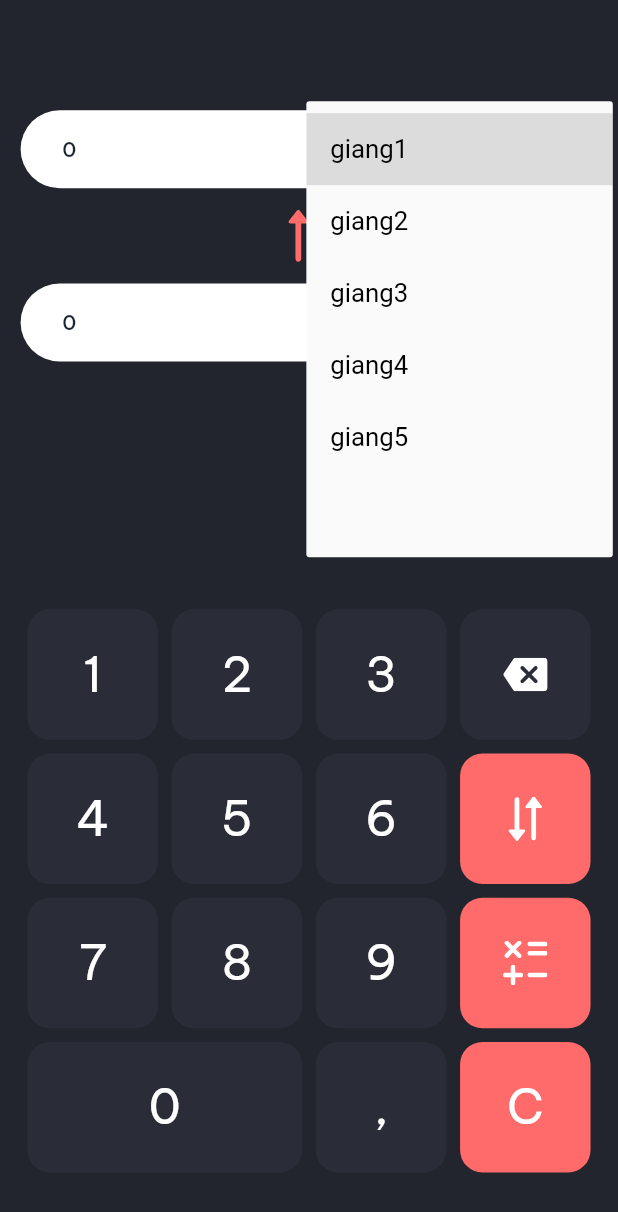
After one commit to maiducgiang/app_caculator, a Flutter app: the ChangeMoneyScreen screen opened directly, after a tap on "giang1", on a phone screen of 412 x 824 dp. The commit adds this screen. Shown: the top 1212 px of the screen. Run offline on Flutter 3.47's test engine with Material 2 defaults, Android fonts, the phone set to English and light mode, and no system bars; our stand-ins replace auto_route, bloc, bot_toast, dio, easy_localization, firebase_auth and 20 more; missing offline and left inert: gsheets, sp_util; accounts and stored records are empty; network calls fail; project files that could hold a hidden picture were left out; key blocks and very long unbroken strings in the code were emptied for the run.

Commit message:
api get list money

```diff
--- /dev/null
+++ b/lib/data/model/data_money/money_model.dart
@@ -0,0 +1,14 @@
+import 'package:json_annotation/json_annotation.dart';
+
+part 'money_model.g.dart';
+
+@JsonSerializable()
+class MoneyModel {
+  final Map<String, String> availableCurrencies;
+  MoneyModel({required this.availableCurrencies});
+
+  factory MoneyModel.fromJson(Map<String, dynamic> json) =>
+      _$MoneyModelFromJson(json);
+
+  Map<String, dynamic> toJson() => _$MoneyModelToJson(this);
+}
--- a/lib/icons/assets.gen.dart
+++ b/lib/icons/assets.gen.dart
@@ -126,6 +126,15 @@ class $AssetsImagesIconsGen {
   String get bottomnavigatorSettingSelected =>
       'assets/images/icons/bottomnavigator_setting_selected.svg';
 
+  /// File path: assets/images/icons/cacu_congtru.svg
+  String get cacuCongtru => 'assets/images/icons/cacu_congtru.svg';
+
+  /// File path: assets/images/icons/cacu_down.svg
+  String get cacuDown => 'assets/images/icons/cacu_down.svg';
+
+  /// File path: assets/images/icons/cacu_up.svg
+  String get cacuUp => 'assets/images/icons/cacu_up.svg';
+
   /// File path: assets/images/icons/calendar.svg
   String get calendar => 'assets/images/icons/calendar.svg';
 
@@ -134,6 +143,9 @@ class $AssetsImagesIconsGen {
 
   /// File path: assets/images/icons/delete.svg
   String get delete => 'assets/images/icons/delete.svg';
+
+  /// File path: assets/images/icons/delete_cacu.svg
+  String get deleteCacu => 'assets/images/icons/delete_cacu.svg';
 
   /// File path: assets/images/icons/dress.svg
   String get dress => 'assets/images/icons/dress.svg';
@@ -168,6 +180,12 @@ class $AssetsImagesIconsGen {
   /// File path: assets/images/icons/search.svg
   String get search => 'assets/images/icons/search.svg';
 
+  /// File path: assets/images/icons/vector.svg
+  String get vector => 'assets/images/icons/vector.svg';
+
+  /// File path: assets/images/icons/vector1.svg
+  String get vector1 => 'assets/images/icons/vector1.svg';
+
   /// List of all assets
   List<String> get values => [
         apple,
@@ -178,9 +196,13 @@ class $AssetsImagesIconsGen {
         bottomnavigatorHeartSelected,
         bottomnavigatorSetting,
         bottomnavigatorSettingSelected,
+        cacuCongtru,
+        cacuDown,
+        cacuUp,
         calendar,
         cart,
         delete,
+        deleteCacu,
         dress,
         edit,
         ellipse,
@@ -191,7 +213,9 @@ class $AssetsImagesIconsGen {
         like,
         notificationIcon,
         sandal,
-        search
+        search,
+        vector,
+        vector1
       ];
 }
 
--- /dev/null
+++ b/lib/ui/screen/change_money_screen/change_money_screen.dart
@@ -0,0 +1,415 @@
+import 'package:flutter/material.dart';
+import 'package:flutter/services.dart';
+import 'package:flutter_bloc/flutter_bloc.dart';
+import 'package:flutter_screenutil/flutter_screenutil.dart';
+import 'package:flutter_svg/svg.dart';
+import 'package:mubaha/ui/screen/change_money_screen/cubit/change_money_cubit.dart';
+import 'package:mubaha/ui/screen/change_money_screen/cubit/change_money_state.dart';
+import 'package:mubaha/ui/screen/change_money_screen/widget/dropdown.dart';
+import 'package:mubaha/ui/shared/utils/functions.dart';
+import 'package:mubaha/ui/theme/theme.dart';
+import 'package:flutter_masked_text2/flutter_masked_text2.dart';
+
+class ChangeMoneyScreen extends StatefulWidget {
+  const ChangeMoneyScreen({Key? key}) : super(key: key);
+
+  @override
+  State<ChangeMoneyScreen> createState() => _ChangeMoneyScreenState();
+}
+
+class _ChangeMoneyScreenState extends State<ChangeMoneyScreen> {
+  final TextEditingController moneyFirstController =
+      TextEditingController(text: "0");
+  late String dropdownValueFirst = "";
+  final TextEditingController moneySecondController =
+      TextEditingController(text: "0");
+  late String dropdownValueSecond = "";
+  final Map<String, String> dataDefine = {
+    "giang1": "giangvalue",
+    "giang2": "giangvalue",
+    "giang3": "giangvalue",
+    "giang4": "giangvalue",
+    "giang5": "giangvalue",
+    "": ""
+  };
+  @override
+  Widget build(BuildContext context) {
+    return BlocProvider(
+      create: (context) => ChangeMoneyCubit()..fetchData(),
+      child: BlocConsumer<ChangeMoneyCubit, ChangeMoneyState>(
+        listener: (context, state) {
+          // TODO: implement listener
+        },
+        builder: (context, state) {
+          return GestureDetector(
+            onTap: () {
+              unfocus(context);
+            },
+            child: Scaffold(
+              backgroundColor: Color(0xff22252D),
+              body: Container(
+                padding: EdgeInsets.all(12.w),
+                child: Column(
+                  children: [
+                    SizedBox(
+                      height: 50.h,
+                    ),
+                    customeText(moneyFirstController, dropdownValueFirst,
+                        (value) {
+                      setState(
+                        () {
+                          dropdownValueFirst = value;
+                        },
+                      );
+                    }, dataDefine),
+                    Padding(
+                      padding: EdgeInsets.symmetric(vertical: 12.h),
+                      child: Row(
+                        mainAxisAlignment: MainAxisAlignment.center,
+                        children: [
+                          SvgPicture.asset(
+                            "assets/images/icons/vector.svg",
+                            width: 12.w,
+                          ),
+                          SvgPicture.asset(
+                            "assets/images/icons/vector1.svg",
+                            width: 12.w,
+                          ),
+                        ],
+                      ),
+                    ),
+                    customeText(moneySecondController, dropdownValueSecond,
+                        (value) {
+                      setState(
+                        () {
+                          dropdownValueSecond = value;
+                        },
+                      );
+                    }, dataDefine),
+                    Expanded(
+                      child: Container(),
+                    ),
+                    Column(
+                      children: [
+                        Row(
+                          mainAxisAlignment: MainAxisAlignment.center,
+                          children: [
+                            button(
+                                context: context,
+                                icon: Text(
+                                  "1",
+                                  style: TextStyle(
+                                      fontSize: 28.sp,
+                                      color: Colors.white,
+                                      fontWeight: FontWeight.w400),
+                                )),
+                            SizedBox(
+                              width: 8.w,
+                            ),
+                            button(
+                                context: context,
+                                icon: Text(
+                                  "2",
+                                  style: TextStyle(
+                                      fontSize: 28.sp,
+                                      color: Colors.white,
+                                      fontWeight: FontWeight.w400),
+                                )),
+                            SizedBox(
+                              width: 8.w,
+                            ),
+                            button(
+                                context: context,
+                                icon: Text(
+                                  "3",
+                                  style: TextStyle(
+                                      fontSize: 28.sp,
+                                      color: Colors.white,
+                                      fontWeight: FontWeight.w400),
+                                )),
+                            SizedBox(
+                              width: 8.w,
+                            ),
+                            button(
+                              context: context,
+                              icon: SvgPicture.asset(
+                                "assets/images/icons/delete_cacu.svg",
+                                width: 26.w,
+                              ),
+                            ),
+                          ],
+                        ),
+                        SizedBox(
+                          height: 8.w,
+                        ),
+                        Row(
+                          mainAxisAlignment: MainAxisAlignment.center,
+                          children: [
+                            button(
+                                context: context,
+                                icon: Text(
+                                  "4",
+                                  style: TextStyle(
+                                      fontSize: 28.sp,
+                                      color: Colors.white,
+                                      fontWeight: FontWeight.w400),
+                                )),
+                            SizedBox(
+                              width: 8.w,
+                            ),
+                            button(
+                                context: context,
+                                icon: Text(
+                                  "5",
+                                  style: TextStyle(
+                                      fontSize: 28.sp,
+                                      color: Colors.white,
+                                      fontWeight: FontWeight.w400),
+                                )),
+                            SizedBox(
+                              width: 8.w,
+                            ),
+                            button(
+                                context: context,
+                                icon: Text(
+                                  "6",
+                                  style: TextStyle(
+                                      fontSize: 28.sp,
+                                      color: Colors.white,
+                                      fontWeight: FontWeight.w400),
+                                )),
+                            SizedBox(
+                              width: 8.w,
+                            ),
+                            button(
+                                context: context,
+                                col: Color(0xffFF6B6B),
+                                icon: Row(
+                                  mainAxisAlignment: MainAxisAlignment.center,
+                                  children: [
+                                    SvgPicture.asset(
+                                      "assets/images/icons/cacu_up.svg",
+                                      width: 10.w,
+                                    ),
+                                    SvgPicture.asset(
+                                      "assets/images/icons/cacu_down.svg",
+                                      width: 10.w,
+                                    ),
+                                  ],
+                                ))
+                          ],
+                        ),
+                        SizedBox(
+                          height: 8.w,
+                        ),
+                        Row(
+                          mainAxisAlignment: MainAxisAlignment.center,
+                          children: [
+                            button(
+                                context: context,
+                                icon: Text(
+                                  "7",
+                                  style: TextStyle(
+                                      fontSize: 28.sp,
+                                      color: Colors.white,
+                                      fontWeight: FontWeight.w400),
+                                )),
+                            SizedBox(
+                              width: 8.w,
+                            ),
+                            button(
+                                context: context,
+                                icon: Text(
+                                  "8",
+                                  style: TextStyle(
+                                      fontSize: 28.sp,
+                                      color: Colors.white,
+                                      fontWeight: FontWeight.w400),
+                                )),
+                            SizedBox(
+                              width: 8.w,
+                            ),
+                            button(
+                                context: context,
+                                icon: Text(
+                                  "9",
+                                  style: TextStyle(
+                                      fontSize: 28.sp,
+                                      color: Colors.white,
+                                      fontWeight: FontWeight.w400),
+                                )),
+                            SizedBox(
+                              width: 8.w,
+                            ),
+                            button(
+                              context: context,
+                              col: Color(0xffFF6B6B),
+                              icon: SvgPicture.asset(
+                                "assets/images/icons/cacu_congtru.svg",
+                                width: 26.w,
+                              ),
+                            )
+                          ],
+                        ),
+                        SizedBox(
+                          height: 8.w,
+                        ),
+                        Row(
+                          mainAxisAlignment: MainAxisAlignment.center,
+                          children: [
+                            button(
+                                context: context,
+                                wi: 76.w + 76.w + 8.w,
+                                icon: Text(
+                                  "0",
+                                  style: TextStyle(
+                                      fontSize: 28.sp,
+                                      color: Colors.white,
+                                      fontWeight: FontWeight.w400),
+                                )),
+                            SizedBox(
+                              width: 8.w,
+                            ),
+                            button(
+                              context: context,
+                              icon: Text(
+                                ",",
+                                style: TextStyle(
+                                    fontSize: 28.sp,
+                                    color: Colors.white,
+                                    fontWeight: FontWeight.w400),
+                              ),
+                            ),
+                            SizedBox(
+                              width: 8.w,
+                            ),
+                            button(
+                                context: context,
+                                col: Color(0xffFF6B6B),
+                                icon: Text(
+                                  "C",
+                                  style: TextStyle(
+                                      fontSize: 28.sp,
+                                      color: Colors.white,
+                                      fontWeight: FontWeight.w400),
+                                ))
+                          ],
+                        ),
+                      ],
+                    ),
+                    SizedBox(
+                      height: 24.h,
+                    )
+                  ],
+                ),
+              ),
+            ),
+          );
+        },
+      ),
+    );
+  }
+
+  Widget button(
+      {required BuildContext context,
+      double? wi,
+      double? he,
+      required Widget icon,
+      Color? col,
+      Function? onTap}) {
+    //final double sizeHeight = MediaQuery.of(context).size.width - ;
+    final double width = wi ?? 76.w;
+    final double height = he ?? 76.w;
+    final Color color = col ?? const Color(0xff2A2D37);
+    return Container(
+      width: width,
+      height: height,
+      decoration: BoxDecoration(
+        color: color,
+        borderRadius: BorderRadius.circular(13.r),
+      ),
+      alignment: Alignment.center,
+      child: icon,
+    );
+  }
+
+  Widget customeText(TextEditingController textController, String dropdownValue,
+      Function(String) onChange, Map<String, String> data) {
+    // List of items in our dropdown menu
+    List<String> items = [];
+    data.forEach(
+      (key, value) {
+        items.add(key);
+      },
+    );
+    final controller = MoneyMaskedTextController(
+        decimalSeparator: '.', thousandSeparator: ',', initialValue: 0);
+    return Container(
+      height: 52,
+      decoration: BoxDecoration(
+          borderRadius: BorderRadius.circular(50), color: Colors.white),
+      child: Row(children: [
+        Expanded(
+            child: Container(
+          padding: EdgeInsets.symmetric(horizontal: 24.w),
+          child: TextFormField(
+            autofocus: false,
+            enabled: false,
+            //textAlign: TextAlign.start,
+            cursorColor: Colors.grey[100],
+            controller: textController,
+            keyboardType: TextInputType.numberWithOptions(decimal: true),
+            onChanged: (value) {
+              value;
+            },
+            style: titleStyle.copyWith(
+                height: 1.h,
+                wordSpacing: 0.2.w,
+                letterSpacing: 0.5.w,
+                fontSize: 12.sp,
+                color: const Color(0xff1C2433)),
+            decoration: const InputDecoration(
+              border: InputBorder.none,
+            ),
+          ),
+        )),
+        Container(
+          // padding: ,
+          width: 1,
+          height: 25.h,
+          color: Colors.grey,
+        ),
+        Expanded(
+            child: DropdowCom(
+          comPorts: items,
+          callback: (value) {
+            onChange(value);
+          },
+        )),
+      ]),
+    );
+  }
+}
+
+class CurrencyTextInputFormatter extends TextInputFormatter {
+  @override
+  TextEditingValue formatEditUpdate(
+      TextEditingValue oldValue, TextEditingValue newValue) {
+    if (newValue.text.isEmpty) {
+      return newValue.copyWith(text: '');
+    } else if (newValue.text == '.') {
+      return newValue.copyWith(text: '0.');
+    } else if (newValue.text.contains('.') &&
+        newValue.text.substring(newValue.text.indexOf('.')).length > 2) {
+      return oldValue;
+    }
+
+    double value = double.parse(newValue.text);
+    String newText = '\$${value.toStringAsFixed(2)}';
+
+    return newValue.copyWith(
+      text: newText,
+      selection: TextSelection.collapsed(offset: newText.length),
+    );
+  }
+}
--- /dev/null
+++ b/lib/ui/screen/change_money_screen/cubit/change_money_cubit.dart
@@ -0,0 +1,21 @@
+import 'package:flutter_bloc/flutter_bloc.dart';
+import 'package:mubaha/data/model/data_money/money_model.dart';
+import 'package:mubaha/ui/screen/change_money_screen/cubit/change_money_state.dart';
+import 'package:dio/dio.dart';
+
+class ChangeMoneyCubit extends Cubit<ChangeMoneyState> {
+  ChangeMoneyCubit() : super(ChangeMoneyState.initial());
+
+  Future<bool> fetchData() async {
+    try {
+      final response = await Dio().get(
+          'https://marketdata.tradermade.com/api/v1/live_currencies_list?api_key=Gj2jrkZZ4QpsZcEj-HSy');
+      MoneyModel model = MoneyModel.fromJson(response.data);
+      model;
+      return true;
+    } catch (e) {
+      emit(state.copyWith(error: e.toString()));
+      return false;
+    }
+  }
+}
--- /dev/null
+++ b/lib/ui/screen/change_money_screen/cubit/change_money_state.dart
@@ -0,0 +1,13 @@
+import 'package:freezed_annotation/freezed_annotation.dart';
+
+part 'change_money_state.freezed.dart';
+
+@freezed
+class ChangeMoneyState with _$ChangeMoneyState {
+  const factory ChangeMoneyState({
+    bool? isLoading,
+    required String error,
+  }) = _ChangeMoneyState;
+  factory ChangeMoneyState.initial() =>
+      const ChangeMoneyState(isLoading: false, error: "");
+}
--- /dev/null
+++ b/lib/ui/screen/change_money_screen/widget/dropdown.dart
@@ -0,0 +1,62 @@
+import 'package:flutter/material.dart';
+import 'package:flutter_screenutil/flutter_screenutil.dart';
+
+class DropdowCom extends StatefulWidget {
+  DropdowCom({required this.comPorts, required this.callback, this.initPort});
+  List<String> comPorts;
+  String? initPort;
+  Function(String) callback;
+  @override
+  State<DropdowCom> createState() => _DropdowComState();
+}
+
+class _DropdowComState extends State<DropdowCom> {
+  late String dropdownValue;
+  @override
+  void initState() {
+    if (widget.initPort != null) {
+      dropdownValue = widget.initPort!;
+    } else {
+      dropdownValue = widget.comPorts[0];
+    }
+
+    super.initState();
+  }
+
+  @override
+  Widget build(BuildContext context) {
+    return Container(
+      //width: 200,
+      // height: 45,
+      padding: EdgeInsets.symmetric(horizontal: 12.w),
+      // decoration: BoxDecoration(
+      //     color: Colors.white,
+      //     border: Border.all(color: Colors.black, width: 1),
+      //     borderRadius: BorderRadius.circular(20.w)
+      //     ),
+      child: DropdownButtonHideUnderline(
+        child: DropdownButton<String>(
+          value: dropdownValue,
+          icon: const Icon(
+            Icons.arrow_drop_down,
+            size: 35,
+          ),
+          elevation: 0,
+          style: TextStyle(color: Colors.black, fontSize: 15.sp),
+          onChanged: (String? value) {
+            widget.callback(value!);
+            setState(() {
+              dropdownValue = value;
+            });
+          },
+          items: widget.comPorts.map<DropdownMenuItem<String>>((String value) {
+            return DropdownMenuItem<String>(
+              value: value,
+              child: Text(value),
+            );
+          }).toList(),
+        ),
+      ),
+    );
+  }
+}
--- a/lib/ui/screen/main/main_screen.dart
+++ b/lib/ui/screen/main/main_screen.dart
@@ -2,6 +2,7 @@ import 'package:flutter/material.dart';
 import 'package:flutter_screenutil/flutter_screenutil.dart';
 import 'package:mubaha/icons/assets.gen.dart';
 import 'package:mubaha/ui/screen/calculator/calculator_screen.dart';
+import 'package:mubaha/ui/screen/change_money_screen/change_money_screen.dart';
 import 'package:mubaha/ui/screen/choose_theme/choose_theme_screen.dart';
 
 class MainScreen extends StatefulWidget {
@@ -16,7 +17,7 @@ class _MainScreenState extends State<MainScreen> {
 
   final List<Widget> _widgetOptions = <Widget>[
     const CalculatorScreen(),
-    Container(color: Colors.blue),
+    const ChangeMoneyScreen(),
     const ChooseThemeScreen()
   ];
 
@@ -66,9 +67,7 @@ class _MainScreenState extends State<MainScreen> {
                     decoration: const BoxDecoration(
                         color: Color(0xFFFF6B6B),
                         borderRadius: BorderRadius.only(
-                    bottomRight: Radius.circular(20)
-                  )
-                ),
+                            bottomRight: Radius.circular(20))),
                     child: Row(
                       children: [
                         const CircleAvatar(
@@ -84,17 +83,14 @@ class _MainScreenState extends State<MainScreen> {
                             style: TextStyle(
                                 fontWeight: FontWeight.w500,
                                 fontSize: 16,
-                          color: Colors.white
-                        ),
+                                color: Colors.white),
                           ),
                         )
                       ],
-                )
+                    )),
               ),
-            ),
-
               Column(
-              children: List.generate(4, (index){
+                children: List.generate(4, (index) {
                   return ListTile(
                     leading: Image.asset(
                       _icon[index],
@@ -104,7 +100,7 @@ class _MainScreenState extends State<MainScreen> {
                     title: Text(_title[index]),
                     selected: _selectedIndex == index,
                     onTap: () {
-                if(index == 3) {
+                      if (index == 3) {
                         ///TODO: implement logout
                       } else {
                         _onItemTapped(index);
@@ -116,7 +112,6 @@ class _MainScreenState extends State<MainScreen> {
             ],
           ),
         ),
-      body: _widgetOptions.elementAt(_selectedIndex)
-    );
+        body: _widgetOptions.elementAt(_selectedIndex));
   }
 }
--- a/pubspec.yaml
+++ b/pubspec.yaml
@@ -107,6 +107,7 @@ dev_dependencies:
   auto_route_generator: ^5.0.2
   freezed: ^2.3.2
   flutter_gen_runner: 5.2.0
+  flutter_masked_text2: ^0.9.1
   # The "flutter_lints" package below contains a set of recommended lints to
   # encourage good coding practices. The lint set provided by the package is
   # activated in the `analysis_options.yaml` file located at the root of your
```
Also changed, not shown: assets/images/icons/cacu_congtru.svg (added), assets/images/icons/cacu_down.svg (added), assets/images/icons/cacu_up.svg (added), assets/images/icons/delete_cacu.svg (added), assets/images/icons/vector.svg (added), assets/images/icons/vector1.svg (added), lib/data/model/data_money/money_model.g.dart (added), lib/ui/screen/change_money_screen/cubit/change_money_state.freezed.dart (added). Lines whose indentation alone changed are shown as unchanged.
